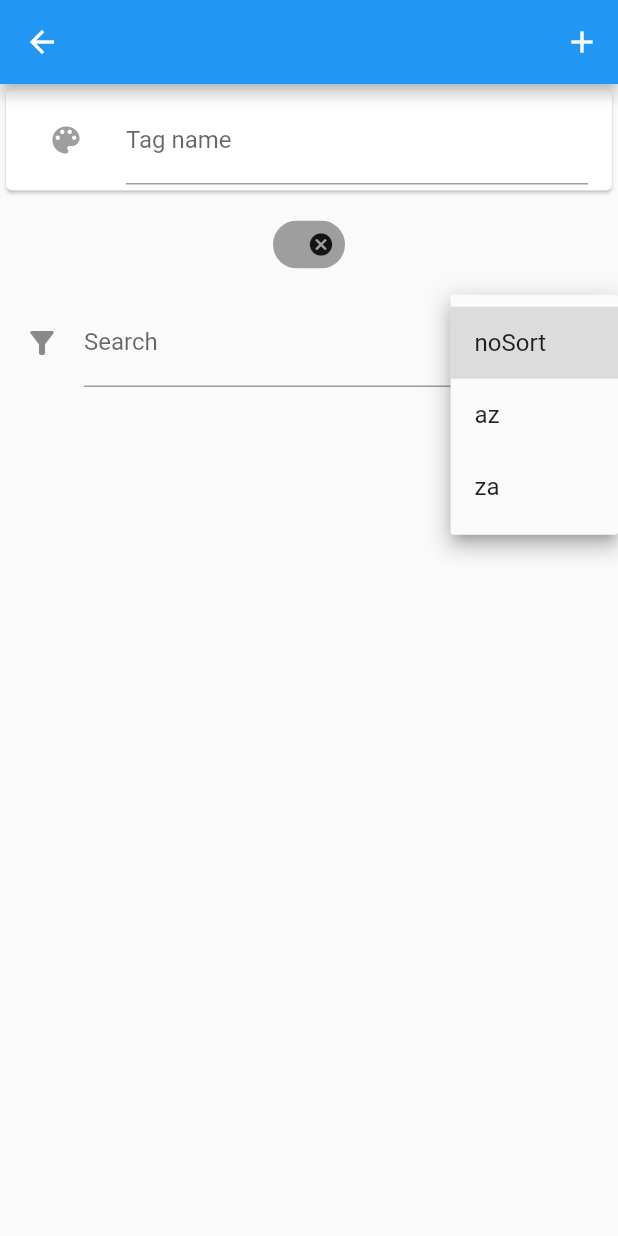
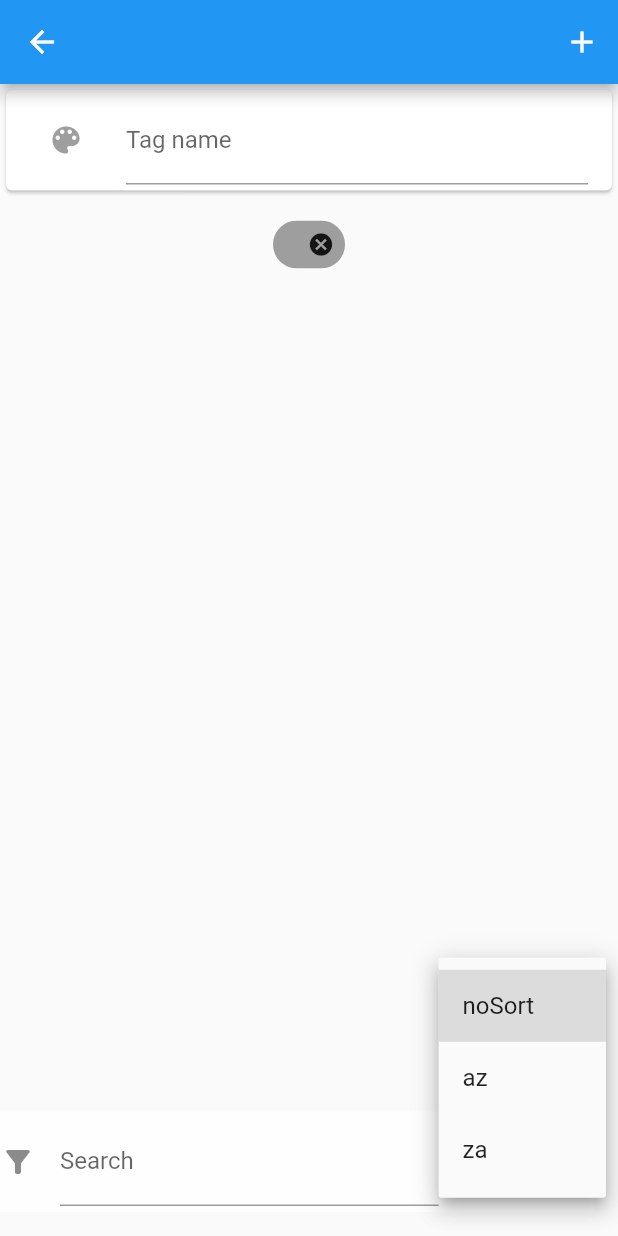
Before and after one commit to lavruh/tagged_todos_organizer, a Flutter app: the TagsEditScreen screen opened directly, after a tap on the "add" icon, after a tap on the "cancel" icon, after a tap on "noSort", on a phone screen of 412 x 824 dp. Run offline on Flutter 3.47's test engine with Material 2 defaults, Android fonts, the phone set to English and light mode, and no system bars; our stand-ins replace flutter_colorpicker, flutter_riverpod, hive_flutter, sembast; accounts and stored records are empty.

Commit message:
todos filters

```diff
--- a/lib/tags/presentation/tags_edit_screen.dart
+++ b/lib/tags/presentation/tags_edit_screen.dart
@@ -1,10 +1,13 @@
 import 'package:flutter/material.dart';
 import 'package:flutter_riverpod/flutter_riverpod.dart';
+import 'package:tagged_todos_organizer/tags/domain/filtered_tags_provider.dart';
 import 'package:tagged_todos_organizer/tags/domain/tag.dart';
 import 'package:tagged_todos_organizer/tags/domain/tag_editor_provider.dart';
 import 'package:tagged_todos_organizer/tags/domain/tags_provider.dart';
 import 'package:tagged_todos_organizer/tags/presentation/widgets/tag_edit_widget.dart';
 import 'package:tagged_todos_organizer/tags/presentation/widgets/tag_select_widget.dart';
+import 'package:tagged_todos_organizer/utils/dropdownbutton_args.dart';
+import 'package:tagged_todos_organizer/utils/presentation/widget/search_panel_widget.dart';
 
 class TagsEditScreen extends ConsumerWidget {
   const TagsEditScreen({Key? key}) : super(key: key);
@@ -31,6 +34,18 @@ class TagsEditScreen extends ConsumerWidget {
           ],
         ),
       ),
+      floatingActionButton: SearchPanelWidget(
+        onSearch: (String val) {
+          ref.read(tagsFilter.notifier).update((state) => val);
+        },
+        buttonArgs: DropDownButtonArgs<TagsSortOption>(
+          value: ref.watch(tagsSortOrder),
+          items: TagsSortOption.values,
+          callback: (v) {
+            ref.read(tagsSortOrder.notifier).update((state) => v);
+          },
+        ),
+      ),
     );
   }
 
--- a/lib/tags/presentation/widgets/search_panel_widget.dart
+++ /dev/null
@@ -1,31 +0,0 @@
-import 'package:flutter/material.dart';
-import 'package:flutter_riverpod/flutter_riverpod.dart';
-import 'package:tagged_todos_organizer/tags/domain/filtered_tags_provider.dart';
-
-class SearchPanelWidget extends ConsumerWidget {
-  const SearchPanelWidget({Key? key}) : super(key: key);
-
-  @override
-  Widget build(BuildContext context, WidgetRef ref) {
-    return ListTile(
-      title: TextField(
-          onChanged: (String val) {
-            ref.read(tagsFilter.notifier).update((state) => val);
-          },
-          decoration: const InputDecoration(
-            labelText: 'Search',
-            icon: Icon(Icons.filter_alt),
-          )),
-      trailing: DropdownButton<TagsSortOption>(
-          value: ref.watch(tagsSortOrder),
-          items: TagsSortOption.values
-              .map((e) => DropdownMenuItem(value: e, child: Text(e.name)))
-              .toList(),
-          onChanged: (val) {
-            if (val != null) {
-              ref.read(tagsSortOrder.notifier).update((state) => val);
-            }
-          }),
-    );
-  }
-}
--- a/lib/tags/presentation/widgets/tag_select_widget.dart
+++ b/lib/tags/presentation/widgets/tag_select_widget.dart
@@ -2,7 +2,8 @@ import 'package:flutter/material.dart';
 import 'package:flutter_riverpod/flutter_riverpod.dart';
 import 'package:tagged_todos_organizer/tags/domain/filtered_tags_provider.dart';
 import 'package:tagged_todos_organizer/tags/domain/tag.dart';
-import 'package:tagged_todos_organizer/tags/presentation/widgets/search_panel_widget.dart';
+import 'package:tagged_todos_organizer/utils/presentation/widget/search_panel_widget.dart';
+import 'package:tagged_todos_organizer/utils/dropdownbutton_args.dart';
 import 'package:tagged_todos_organizer/utils/unique_id.dart';
 
 class TagSelectWidget extends ConsumerWidget {
@@ -45,7 +46,19 @@ class TagSelectWidget extends ConsumerWidget {
             ),
           ),
         ),
-        const SearchPanelWidget(),
+        if (selectedTags != null)
+          SearchPanelWidget(
+            onSearch: (String val) {
+              ref.read(tagsFilter.notifier).update((state) => val);
+            },
+            buttonArgs: DropDownButtonArgs<TagsSortOption>(
+              value: ref.watch(tagsSortOrder),
+              items: TagsSortOption.values,
+              callback: (v) {
+                ref.read(tagsSortOrder.notifier).update((state) => v);
+              },
+            ),
+          ),
       ],
     );
   }
--- /dev/null
+++ b/lib/utils/dropdownbutton_args.dart
@@ -0,0 +1,10 @@
+class DropDownButtonArgs<T> {
+  T value;
+  List<T> items;
+  Function(T) callback;
+  DropDownButtonArgs({
+    required this.value,
+    required this.items,
+    required this.callback,
+  });
+}
--- /dev/null
+++ b/lib/utils/presentation/widget/search_panel_widget.dart
@@ -0,0 +1,42 @@
+import 'package:flutter/material.dart';
+import 'package:flutter_riverpod/flutter_riverpod.dart';
+import 'package:tagged_todos_organizer/utils/dropdownbutton_args.dart';
+
+class SearchPanelWidget extends ConsumerWidget {
+  const SearchPanelWidget({
+    Key? key,
+    required this.onSearch,
+    this.buttonArgs,
+  }) : super(key: key);
+  final Function(String) onSearch;
+  final DropDownButtonArgs? buttonArgs;
+
+  @override
+  Widget build(BuildContext context, WidgetRef ref) {
+    return Container(
+      color: Colors.white70,
+      child: ListTile(
+        title: TextField(
+            onChanged: onSearch,
+            decoration: const InputDecoration(
+              labelText: 'Search',
+              icon: Icon(Icons.filter_alt),
+            )),
+        trailing: buttonArgs != null
+            ? DropdownButton(
+                value: buttonArgs!.value,
+                items: buttonArgs!.items.map((e) {
+                  final str = e.toString();
+                  final lable = str.substring(str.lastIndexOf('.') + 1);
+                  return DropdownMenuItem(value: e, child: Text(lable));
+                }).toList(),
+                onChanged: (val) {
+                  if (val != null) {
+                    buttonArgs!.callback(val);
+                  }
+                })
+            : null,
+      ),
+    );
+  }
+}
```
Also changed, not shown: lib/todos/domain/filtered_todos_provider.dart (added, +11 -0 lines), lib/todos/presentation/screens/todos_screen.dart (+6 -1 lines).
